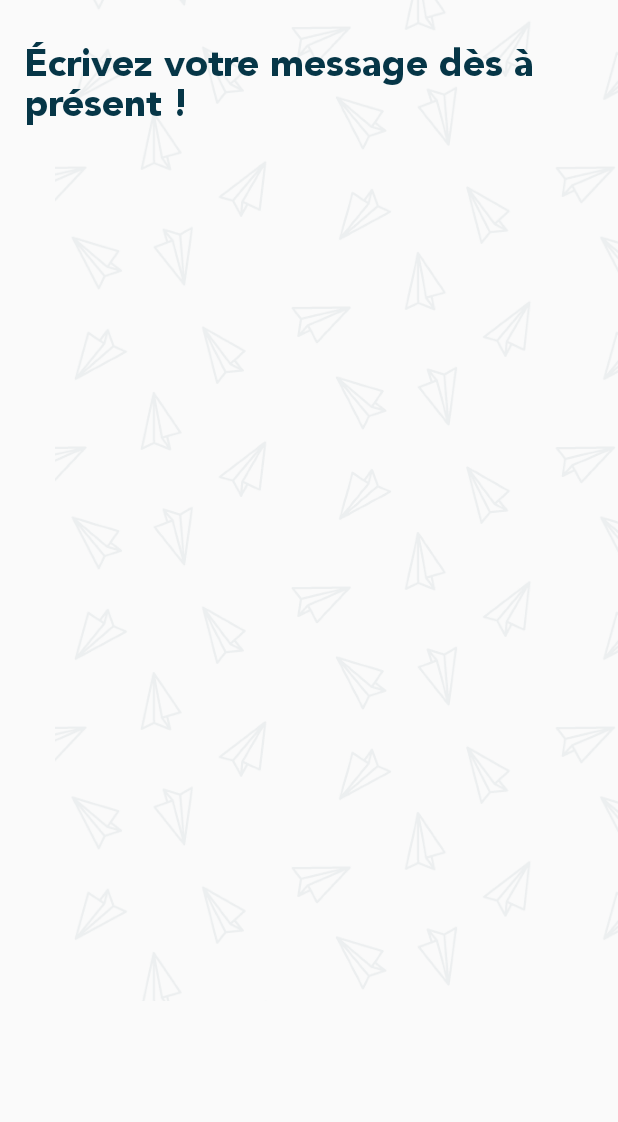
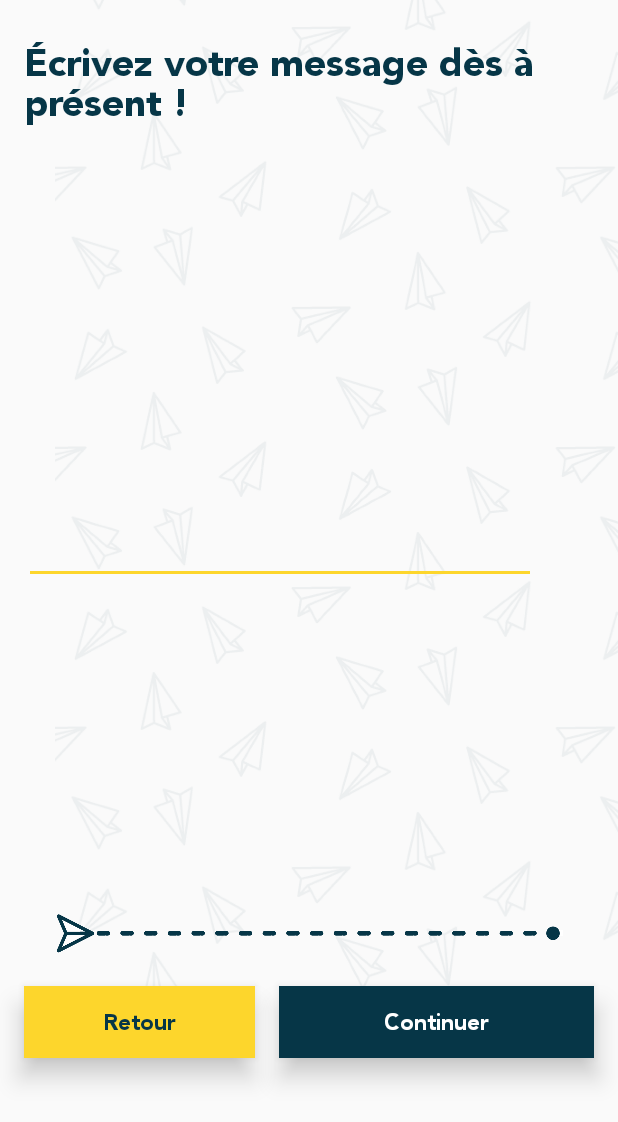
Before and after one commit to GetLetter/Getletter-android, an Android app: the layout activity_message.xml on its own in the app's theme, with its tools: preview values and no code run, on a phone screen of 412 x 824 dp. Shown: the top 1122 px of the screen. Run offline under Robolectric (Android 15) with nearby library versions, the phone set to English and light mode, and no system bars.

Commit message:
:lipstick: Message - Add temporary message input + bottom buttons

```diff
--- a/app/src/main/res/layout/activity_message.xml
+++ b/app/src/main/res/layout/activity_message.xml
@@ -35,4 +35,77 @@
         app:layout_constraintStart_toStartOf="parent"
         app:layout_constraintTop_toTopOf="parent" />
 
+    <EditText
+        android:id="@+id/editText2"
+        android:ems="16"
+        android:layout_width="0dp"
+        android:layout_height="300dp"
+        android:layout_marginStart="16dp"
+        android:layout_marginEnd="16dp"
+        android:inputType="textMultiLine"
+        android:singleLine="false"
+        app:layout_constraintTop_toBottomOf="@+id/text1"
+        app:layout_constraintStart_toStartOf="parent"/>
+
+    <ImageView
+        android:id="@+id/timeline"
+        android:layout_width="wrap_content"
+        android:layout_height="50dp"
+        app:layout_constraintBottom_toBottomOf="parent"
+        app:layout_constraintTop_toTopOf="@+id/guideline"
+        android:layout_marginTop="8dp"
+        android:layout_marginRight="8dp"
+        app:layout_constraintRight_toRightOf="parent"
+        android:layout_marginLeft="8dp"
+        app:layout_constraintLeft_toLeftOf="parent"
+        app:srcCompat="@drawable/timeline" />
+
+    <Button
+        android:id="@+id/btn_back"
+        style="@style/Widget.AppCompat.Button.Borderless"
+        android:layout_width="0dp"
+        android:layout_height="wrap_content"
+        android:layout_marginTop="10dp"
+        android:layout_marginStart="16dp"
+        android:layout_marginEnd="16dp"
+        android:layout_marginLeft="25dp"
+        android:background="@color/colorAccent"
+        android:elevation="10dp"
+        android:fontFamily="@font/avenir_black"
+        android:paddingLeft="15dp"
+        android:paddingRight="15dp"
+        android:text="Retour"
+        android:textAllCaps="false"
+        android:textColor="@color/colorPrimary"
+        android:textSize="15dp"
+        app:layout_constraintRight_toLeftOf="@id/btn_continue"
+        app:layout_constraintLeft_toLeftOf="@id/activity"
+        app:layout_constraintTop_toBottomOf="@+id/timeline" />
+
+    <Button
+        android:id="@+id/btn_continue"
+        style="@style/Widget.AppCompat.Button.Borderless"
+        android:layout_width="0dp"
+        android:layout_height="wrap_content"
+        android:layout_marginRight="16dp"
+        android:layout_marginTop="10dp"
+        android:background="@color/colorPrimary"
+        android:elevation="10dp"
+        android:fontFamily="@font/avenir_black"
+        android:paddingLeft="70dp"
+        android:paddingRight="70dp"
+        android:text="Continuer"
+        android:textAllCaps="false"
+        android:textColor="#fff"
+        android:textSize="15dp"
+        app:layout_constraintRight_toRightOf="@id/activity"
+        app:layout_constraintTop_toBottomOf="@+id/timeline" />
+
+    <android.support.constraint.Guideline
+        android:layout_width="wrap_content"
+        android:layout_height="wrap_content"
+        android:id="@+id/guideline"
+        android:orientation="horizontal"
+        app:layout_constraintGuide_percent="0.5"/>
+
 </android.support.constraint.ConstraintLayout>
```
